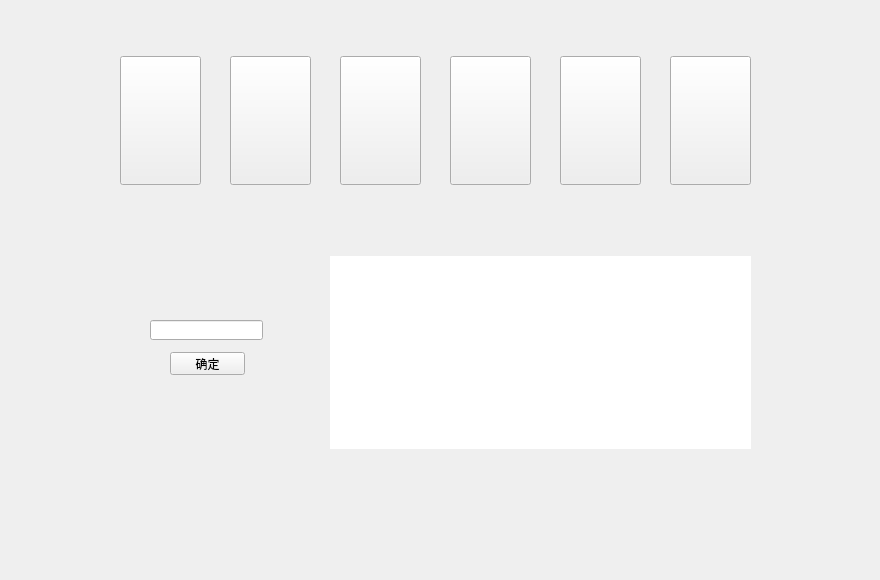
Above: code/mirror/login_create.ui from simon0xia/mirror before the change. Below: the same form after it.
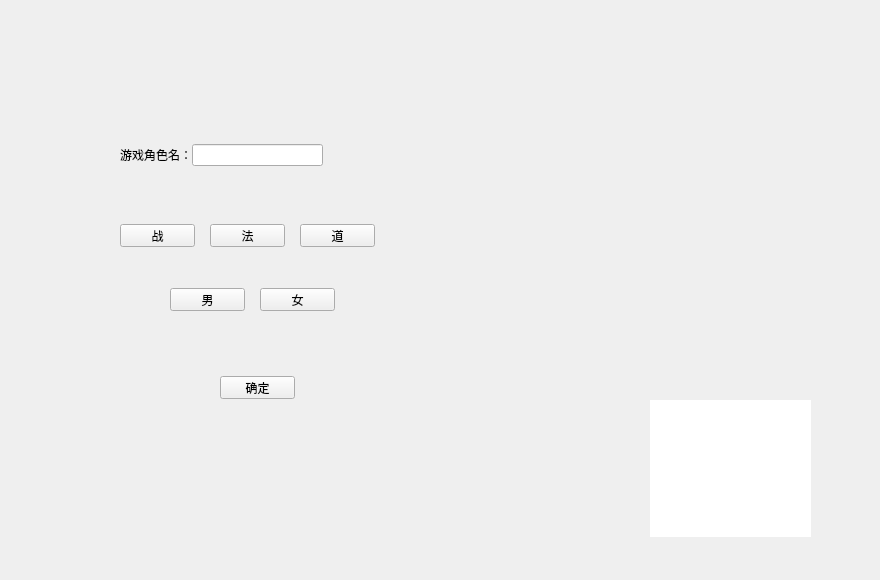
That is the form after the change. Icons and pictures are not drawn.

Commit message: 修改角色照片；同时修改创建角色的界面

```diff
--- a/code/mirror/login_create.ui
+++ b/code/mirror/login_create.ui
@@ -16,18 +16,18 @@
   <widget class="QLineEdit" name="edit_role_name">
    <property name="geometry">
     <rect>
-     <x>150</x>
-     <y>320</y>
-     <width>113</width>
-     <height>20</height>
+     <x>192</x>
+     <y>144</y>
+     <width>131</width>
+     <height>22</height>
     </rect>
    </property>
   </widget>
   <widget class="QPushButton" name="btn_ok">
    <property name="geometry">
     <rect>
-     <x>170</x>
-     <y>352</y>
+     <x>220</x>
+     <y>376</y>
      <width>75</width>
      <height>23</height>
     </rect>
@@ -39,10 +39,10 @@
   <widget class="QTextEdit" name="edit_display">
    <property name="geometry">
     <rect>
-     <x>330</x>
-     <y>256</y>
-     <width>421</width>
-     <height>193</height>
+     <x>650</x>
+     <y>400</y>
+     <width>161</width>
+     <height>137</height>
     </rect>
    </property>
    <property name="frameShape">
@@ -65,94 +65,89 @@
    <property name="geometry">
     <rect>
      <x>120</x>
-     <y>56</y>
-     <width>81</width>
-     <height>129</height>
+     <y>224</y>
+     <width>75</width>
+     <height>23</height>
     </rect>
    </property>
-   <property name="styleSheet">
-    <string notr="true">background-image: url(:/role/Resources/role/role_1.png);</string>
-   </property>
    <property name="text">
-    <string/>
+    <string>战</string>
    </property>
   </widget>
   <widget class="QPushButton" name="btn_role_2">
    <property name="geometry">
     <rect>
-     <x>230</x>
-     <y>56</y>
-     <width>81</width>
-     <height>129</height>
+     <x>210</x>
+     <y>224</y>
+     <width>75</width>
+     <height>23</height>
     </rect>
    </property>
-   <property name="styleSheet">
-    <string notr="true">background-image: url(:/role/Resources/role/role_2.png);</string>
-   </property>
    <property name="text">
-    <string/>
+    <string>法</string>
    </property>
   </widget>
   <widget class="QPushButton" name="btn_role_3">
    <property name="geometry">
     <rect>
-     <x>340</x>
-     <y>56</y>
-     <width>81</width>
-     <height>129</height>
+     <x>300</x>
+     <y>224</y>
+     <width>75</width>
+     <height>23</height>
     </rect>
    </property>
-   <property name="styleSheet">
-    <string notr="true">background-image: url(:/role/Resources/role/role_3.png);</string>
-   </property>
    <property name="text">
-    <string/>
+    <string>道</string>
    </property>
   </widget>
   <widget class="QPushButton" name="btn_role_4">
    <property name="geometry">
     <rect>
-     <x>450</x>
-     <y>56</y>
-     <width>81</width>
-     <height>129</height>
+     <x>170</x>
+     <y>288</y>
+     <width>75</width>
+     <height>23</height>
     </rect>
    </property>
-   <property name="styleSheet">
-    <string notr="true">background-image: url(:/role/Resources/role/role_4.png);</string>
-   </property>
    <property name="text">
-    <string/>
+    <string>男</string>
    </property>
   </widget>
   <widget class="QPushButton" name="btn_role_5">
    <property name="geometry">
     <rect>
-     <x>560</x>
-     <y>56</y>
-     <width>81</width>
-     <height>129</height>
+     <x>260</x>
+     <y>288</y>
+     <width>75</width>
+     <height>23</height>
     </rect>
    </property>
-   <property name="styleSheet">
-    <string notr="true">background-image: url(:/role/Resources/role/role_5.png);</string>
-   </property>
    <property name="text">
-    <string/>
+    <string>女</string>
    </property>
   </widget>
-  <widget class="QPushButton" name="btn_role_6">
+  <widget class="QLabel" name="label">
    <property name="geometry">
     <rect>
-     <x>670</x>
-     <y>56</y>
-     <width>81</width>
-     <height>129</height>
+     <x>120</x>
+     <y>144</y>
+     <width>71</width>
+     <height>22</height>
     </rect>
    </property>
-   <property name="styleSheet">
-    <string notr="true">background-image: url(:/role/Resources/role/role_6.png);</string>
+   <property name="text">
+    <string>游戏角色名：</string>
    </property>
+  </widget>
+  <widget class="QLabel" name="lbl_role_photo">
+   <property name="geometry">
+    <rect>
+     <x>400</x>
+     <y>104</y>
+     <width>221</width>
+     <height>329</height>
+    </rect>
+   </property>
    <property name="text">
     <string/>
    </property>
```
Left out of the diff: 16 changed lines with no effect on the pictures. The commit also changes 21 other files.
